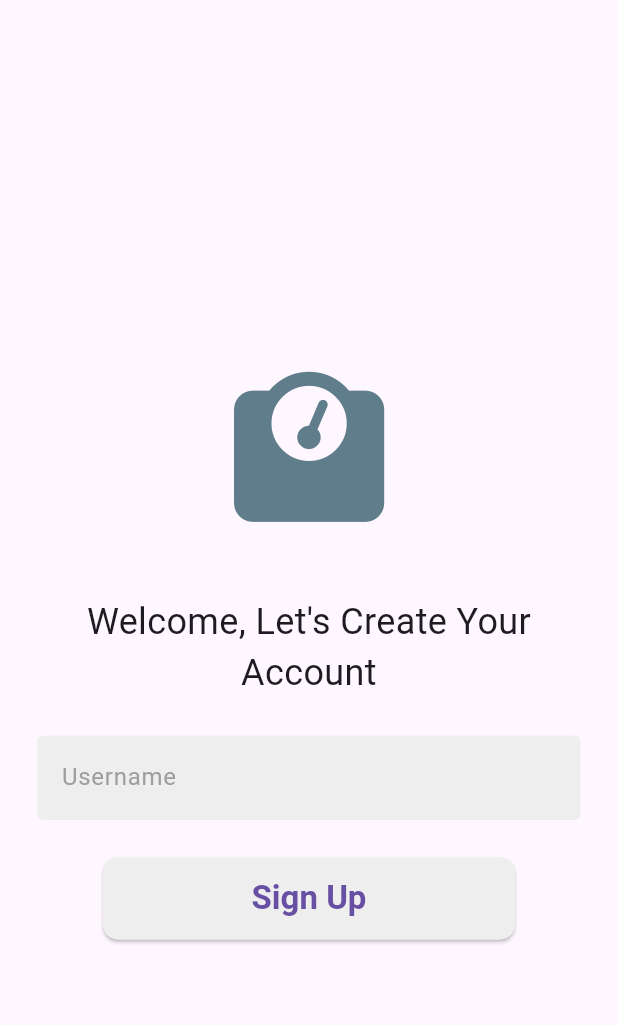
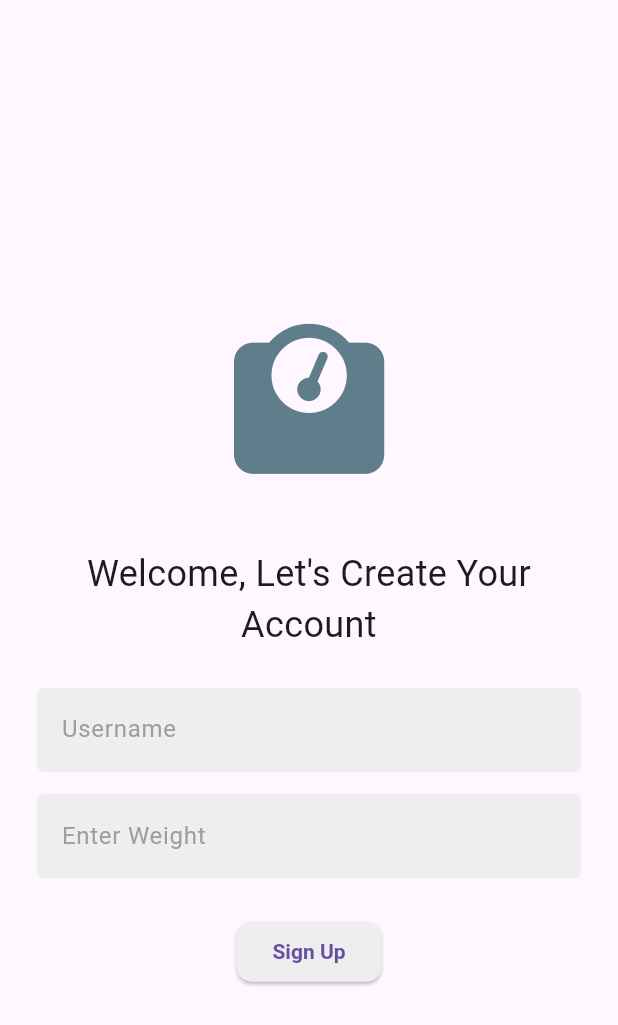
Before and after one commit to Gsuyash20/weight_tracker, a Flutter app: the CreateProfilePage screen opened directly, after a tap on "Sign Up", on a phone screen of 412 x 824 dp. Shown: the top 1025 px of the screen. Run offline on Flutter 3.47's test engine with Material 3 defaults, Android fonts, the phone set to English and light mode, and no system bars; our stand-ins replace fl_chart, font_awesome_flutter, hive, hive_flutter; accounts and stored records are empty.

Commit message:
finished task

```diff
--- a/lib/components/text_field.dart
+++ b/lib/components/text_field.dart
@@ -4,17 +4,19 @@ class MyTextField extends StatelessWidget {
   final TextEditingController controller;
   final String hintText;
   final bool obscureText;
+  final TextInputType keyBoardType;
   const MyTextField(
       {super.key,
         required this.controller,
         required this.hintText,
-        required this.obscureText});
+        required this.obscureText, required this.keyBoardType});
 
   @override
   Widget build(BuildContext context) {
     return TextField(
       controller: controller,
       obscureText: obscureText,
+      keyboardType: keyBoardType,
       decoration: InputDecoration(
           enabledBorder: OutlineInputBorder(
             borderSide: BorderSide(color: Colors.grey.shade200),
--- a/lib/data/hive_database.dart
+++ /dev/null
@@ -1,77 +0,0 @@
-import 'package:hive/hive.dart';
-import 'package:path_provider/path_provider.dart' as path_provider;
-import '../model/user_profile.dart';
-import '../model/weight_entry.dart';
-
-
-class HiveDatabase {
-  static const String _userProfileBoxName = 'user_profiles';
-  static const String _weightEntryBoxName = 'weight_entries';
-
-  late Box<UserProfile> _userProfileBox;
-  late Box<WeightEntry> _weightEntryBox;
-
-  HiveDatabase() {
-    _openBoxes();
-  }
-
-  Future<void> _openBoxes() async {
-    final appDocumentDir = await path_provider.getApplicationDocumentsDirectory();
-    Hive.init(appDocumentDir.path);
-
-    _userProfileBox = await Hive.openBox<UserProfile>(_userProfileBoxName);
-    _weightEntryBox = await Hive.openBox<WeightEntry>(_weightEntryBoxName);
-  }
-
-  Future<void> deleteUserDatabase() async {
-    await _userProfileBox.clear(); // Clear user profiles
-    await _weightEntryBox.clear(); // Clear weight entries
-  }
-
-  // User Profile CRUD operations
-
-  Future<void> addUserProfile(UserProfile userProfile) async {
-    await _userProfileBox.add(userProfile);
-  }
-
-  List<UserProfile> getUserProfiles() {
-    return _userProfileBox.values.toList();
-  }
-
-  Future<void> updateUserProfile(int index, UserProfile updatedProfile) async {
-    await _userProfileBox.putAt(index, updatedProfile);
-  }
-
-
-
-  // Weight Entry CRUD operations
-
-  Future<void> addWeightEntry(WeightEntry weightEntry) async {
-    await _weightEntryBox.add(weightEntry);
-  }
-
-  List<WeightEntry>getWeightEntries() {
-    return _weightEntryBox.values.toList();
-  }
-
-  Future<void> updateWeightEntry(int index, WeightEntry updatedEntry) async {
-    await _weightEntryBox.putAt(index, updatedEntry);
-  }
-// deleting all data of user
-  Future<void> deleteAllUserData() async {
-    await _userProfileBox.clear(); // Clear user profiles
-    await _weightEntryBox.clear(); // Clear weight entries
-  }
-
-  String getUsername() {
-    // Get the first user profile from the box
-    final userProfiles = _userProfileBox.values.toList();
-    if (userProfiles.isNotEmpty) {
-      final userProfile = userProfiles.first;
-      return userProfile.userName;
-    } else {
-      // Return a default username if no user profile is found
-      return "Guest";
-    }
-  }
-}
--- /dev/null
+++ b/lib/data/hive_service.dart
@@ -0,0 +1,43 @@
+import 'package:hive_flutter/hive_flutter.dart';
+import '../model/weight_entryy.dart';
+
+class HiveService {
+  final _box = Hive.box<WeightEntry>('Weight_Database');
+
+  Future<void> addWeight(String username, double weight, DateTime time) async {
+    // final box = Hive.box<WeightEntry>(_boxName);
+    await _box.add(WeightEntry(username: username, weight: weight, time: time));
+  }
+
+  Future<List> getWeights() async {
+    // final box =  Hive.box<WeightEntry>(_boxName);
+    return _box.values.toList();
+  }
+
+  void submitWeight(double weight, DateTime time) async {
+    List weights = await getWeights();
+    if (weights.isNotEmpty) {
+      String username =
+          weights.first.username; // Retrieve username from the first entry
+      await addWeight(username, weight, time);
+    }
+  }
+
+  Future<String?> getUsername() async {
+    // final box =  Hive.box<WeightEntry>(_boxName);
+    final weights = _box.values.toList();
+    if (weights.isNotEmpty) {
+      return weights.first.username;
+    }
+    return 'User does not exist'; // Return, if no weight entries exist in the database
+  }
+
+  Future<void> deleteAllUserData() async {
+    // final box =  Hive.box(_boxName);
+    await _box.clear(); // Clear all data in the box
+  }
+  Future<List<WeightEntry>> getWeightEntries() async {
+    List<WeightEntry> entries = _box.values.toList();
+    return entries;
+  }
+}
--- a/lib/model/user_profile.dart
+++ b/lib/model/user_profile.dart
@@ -1,22 +1,27 @@
-import 'package:hive/hive.dart';
-
-class UserProfile {
-  final String userName;
-
-  UserProfile({required this.userName});
-}
-
-class UserProfileAdapter extends TypeAdapter<String> {
-  @override
-  final int typeId = 0; // You can choose any unique id
-
-  @override
-  String read(BinaryReader reader) {
-    return reader.readString() ?? ''; // Read the username from binary
-  }
-
-  @override
-  void write(BinaryWriter writer, String obj) {
-    writer.writeString(obj); // Write the username to binary
-  }
-}
+// import 'package:hive/hive.dart';
+//
+// class UserProfile {
+//   final String userName;
+//   UserProfile({required this.userName});
+// }
+//
+// class UserProfileAdapter extends TypeAdapter<UserProfile> {
+//   @override
+//   final int typeId = 0; // You can choose any unique id
+//
+//   @override
+//   UserProfile read(BinaryReader reader) {
+//     // Read the username and other properties from binary
+//     String username = reader.readString();
+//     // You need to instantiate UserProfile with the username
+//     return UserProfile(
+//       userName: username,
+//     );
+//   }
+//
+//   @override
+//   void write(BinaryWriter writer, UserProfile obj) {
+//     // Write the username to binary
+//     writer.writeString(obj.userName);
+//   }
+// }
--- /dev/null
+++ b/lib/model/weight_entryy.dart
@@ -0,0 +1,16 @@
+import 'package:hive/hive.dart';
+part 'weight_entryy.g.dart';
+
+@HiveType(typeId: 0)
+class WeightEntry {
+  @HiveField(0)
+  final String username;
+
+  @HiveField(1)
+  final double weight;
+
+  @HiveField(2)
+  final DateTime time;
+
+  WeightEntry({required this.username, required this.weight, required this.time});
+}
--- a/lib/pages/create_profile.dart
+++ b/lib/pages/create_profile.dart
@@ -2,8 +2,9 @@ import 'package:flutter/material.dart';
 import 'package:font_awesome_flutter/font_awesome_flutter.dart';
 import '../components/my_button.dart';
 import '../components/text_field.dart';
-import '../data/hive_database.dart';
+import '../data/hive_service.dart';
 import '../model/user_profile.dart';
+import 'main_page.dart';
 
 class CreateProfilePage extends StatefulWidget {
   const CreateProfilePage({
@@ -14,19 +15,42 @@ class CreateProfilePage extends StatefulWidget {
   State<CreateProfilePage> createState() => _CreateProfilePageState();
 }
 
+final HiveService _hiveService = HiveService();
+final TextEditingController userNameController = TextEditingController();
+final TextEditingController weightController = TextEditingController();
+
+
 class _CreateProfilePageState extends State<CreateProfilePage> {
-  final userNameController = TextEditingController();
-  final HiveDatabase _hiveDatabase = HiveDatabase();
-  //user signup
+  // User signup
   void signUp() async {
-    final userProfile = UserProfile(
-      userName: userNameController.text,
-    );
+    String username = userNameController.text;
+    double weight = double.parse(weightController.text); // Assuming weight is entered as a string and needs parsing
 
-    await _hiveDatabase.addUserProfile(userProfile);
+    if (username.isNotEmpty && weight > 0 && weight<=120) {
+      await _hiveService.addWeight(username, weight, DateTime.now());
+      Navigator.pushReplacement(
+        context,
+        MaterialPageRoute(builder: (context) => const MainPage()),
+      );
+      userNameController.clear();
+      weightController.clear();
+    } else {
+      // Show error or prompt user to enter all required fields
+      AlertDialog(
+        title: const Text('Alert'),
+        content: const Text('Please enter all fields and weight should be less than 120'),
+        actions: <Widget>[
+          TextButton(
+            child: const Text('OK'),
+            onPressed: () {
+              Navigator.of(context).pop();
+            },
+          ),
+        ],
+      );
+    }
+  }
 
-    //Todo: Navigate to the main page or any other page
-  }
 
   @override
   Widget build(BuildContext context) {
@@ -43,7 +67,7 @@ class _CreateProfilePageState extends State<CreateProfilePage> {
                     height: 50,
                   ),
 
-                  //logo
+                  // Logo
                   const FaIcon(
                     FontAwesomeIcons.weightScale,
                     size: 100,
@@ -54,7 +78,7 @@ class _CreateProfilePageState extends State<CreateProfilePage> {
                     height: 50,
                   ),
 
-                  //create account message
+                  // Create account message
                   const Text(
                     "Welcome, Let's Create Your Account",
                     style: TextStyle(fontSize: 24),
@@ -64,30 +88,31 @@ class _CreateProfilePageState extends State<CreateProfilePage> {
                   const SizedBox(
                     height: 25,
                   ),
-                  //username text field
+                  // Username text field
                   MyTextField(
-                      controller: userNameController,
-                      hintText: 'Username',
-                      obscureText: false),
+                    controller: userNameController,
+                    hintText: 'Username',
+                    obscureText: false,
+                    keyBoardType: TextInputType.text,
+                  ),
+                  const SizedBox(
+                    height: 15,
+                  ),
+                  MyTextField(
+                    controller: weightController,
+                    hintText: 'Enter Weight',
+                    obscureText: false,
+                    keyBoardType: TextInputType.number,
+                  ),
 
                   const SizedBox(
                     height: 25,
                   ),
 
-                  //sign-up button
-                  ElevatedButton(
+                  // Sign-up button
+                  MyButton(
                     onPressed: signUp,
-                    style: ElevatedButton.styleFrom(
-                        minimumSize: Size(
-                            MediaQuery.of(context).size.width / 1.5,
-                            MediaQuery.of(context).size.height / 15),
-                        backgroundColor: Colors.grey.shade200,
-                        shape: RoundedRectangleBorder(
-                          borderRadius: BorderRadius.circular(10),
-                        ),
-                        textStyle: const TextStyle(
-                            fontSize: 22, fontWeight: FontWeight.bold)),
-                    child: const Text('Sign Up'),
+                    text: 'Sign Up',
                   )
                 ],
               ),
--- a/lib/pages/main_page.dart
+++ b/lib/pages/main_page.dart
@@ -11,7 +11,7 @@ class MainPage extends StatefulWidget {
 
 class _MainPageState extends State<MainPage> {
   int currentPageIndex = 0;
-  final List<Widget> screens = [const HomePage(), ProfilePage()];
+  final List<Widget> screens = [const HomePage(), const ProfilePage()];
   @override
   Widget build(BuildContext context) {
     return Scaffold(
```
Also changed, not shown: lib/components/plot.dart (+35 -45 lines), lib/main.dart (+9 -13 lines), lib/model/weight_entry.dart (deleted, +0 -29 lines), lib/pages/home_page.dart (+125 -46 lines), lib/pages/profile_page.dart (+35 -19 lines), lib/model/weight_entryy.g.dart (added), 1 other file.
